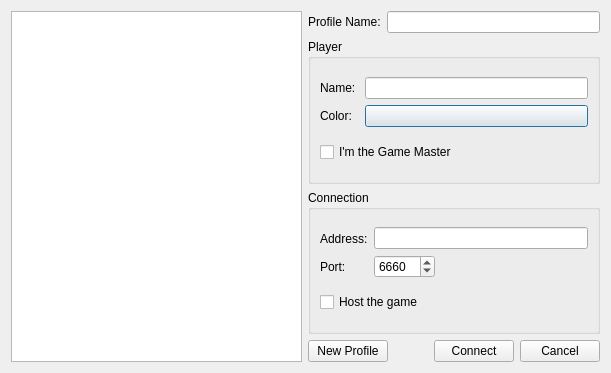
The window that src/network/selectconnectionprofiledialog.ui (Rolisteam/rolisteam) describes before a commit, drawn with Qt 5.
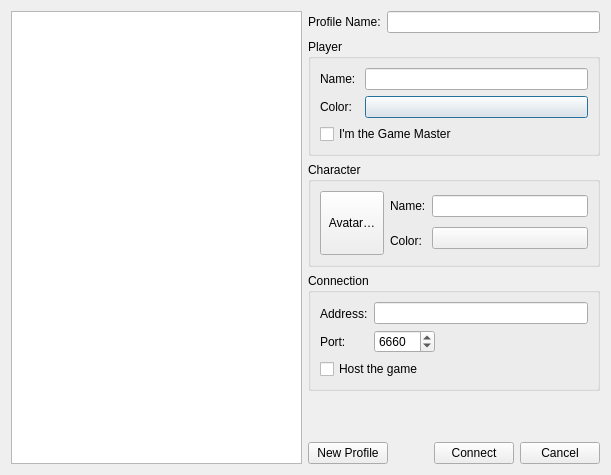
The same window after the commit. Custom widgets are drawn as their Qt base class.

Commit message: start managing character in connection dialog.

What changed in the file:
```diff
--- a/src/network/selectconnectionprofiledialog.ui
+++ b/src/network/selectconnectionprofiledialog.ui
@@ -7,13 +7,13 @@
     <x>0</x>
     <y>0</y>
     <width>611</width>
-    <height>373</height>
+    <height>475</height>
    </rect>
   </property>
   <property name="windowTitle">
    <string>Dialog</string>
   </property>
-  <layout class="QHBoxLayout" name="horizontalLayout_6">
+  <layout class="QHBoxLayout" name="horizontalLayout_7">
    <item>
     <widget class="QListView" name="m_profileList">
      <property name="sizePolicy">
@@ -34,9 +34,9 @@
     </widget>
    </item>
    <item>
-    <layout class="QVBoxLayout" name="verticalLayout_7">
+    <layout class="QVBoxLayout" name="verticalLayout_9">
      <item>
-      <layout class="QHBoxLayout" name="horizontalLayout_3">
+      <layout class="QHBoxLayout" name="horizontalLayout_5">
        <item>
         <widget class="QLabel" name="label_5">
          <property name="text">
@@ -54,7 +54,7 @@
        <property name="title">
         <string>Player</string>
        </property>
-       <layout class="QVBoxLayout" name="verticalLayout_5">
+       <layout class="QVBoxLayout" name="verticalLayout_8">
         <item>
          <layout class="QHBoxLayout" name="horizontalLayout">
           <item>
@@ -101,14 +101,86 @@
        </layout>
       </widget>
      </item>
+     <item>
+      <widget class="QGroupBox" name="groupBox_3">
+       <property name="title">
+        <string>Character</string>
+       </property>
+       <layout class="QHBoxLayout" name="horizontalLayout_3">
+        <item>
+         <widget class="QToolButton" name="m_selectCharaterAvatar">
+          <property name="minimumSize">
+           <size>
+            <width>64</width>
+            <height>64</height>
+           </size>
+          </property>
+          <property name="sizeIncrement">
+           <size>
+            <width>64</width>
+            <height>64</height>
+           </size>
+          </property>
+          <property name="baseSize">
+           <size>
+            <width>64</width>
+            <height>64</height>
+           </size>
+          </property>
+          <property name="text">
+           <string>Avatar…</string>
+          </property>
+          <property name="iconSize">
+           <size>
+            <width>64</width>
+            <height>64</height>
+           </size>
+          </property>
+         </widget>
+        </item>
+        <item>
+         <layout class="QVBoxLayout" name="verticalLayout_6">
+          <item>
+           <widget class="QLabel" name="label_6">
+            <property name="text">
+             <string>Name:</string>
+            </property>
+           </widget>
+          </item>
+          <item>
+           <widget class="QLabel" name="label_7">
+            <property name="text">
+             <string>Color:</string>
+            </property>
+           </widget>
+          </item>
+         </layout>
+        </item>
+        <item>
+         <layout class="QVBoxLayout" name="verticalLayout_5">
+          <item>
+           <widget class="QLineEdit" name="m_characterName"/>
+          </item>
+          <item>
+           <widget class="ColorButton" name="m_characterColor">
+            <property name="text">
+             <string/>
+            </property>
+           </widget>
+          </item>
+         </layout>
+        </item>
+       </layout>
+      </widget>
+     </item>
      <item>
       <widget class="QGroupBox" name="groupBox_2">
        <property name="title">
         <string>Connection</string>
        </property>
-       <layout class="QVBoxLayout" name="verticalLayout_6">
+       <layout class="QVBoxLayout" name="verticalLayout_7">
         <item>
-         <layout class="QHBoxLayout" name="horizontalLayout_5">
+         <layout class="QHBoxLayout" name="horizontalLayout_4">
           <item>
            <layout class="QVBoxLayout" name="verticalLayout">
             <item>
@@ -174,7 +246,20 @@
       </widget>
      </item>
      <item>
-      <layout class="QHBoxLayout" name="horizontalLayout_4">
+      <spacer name="verticalSpacer_2">
+       <property name="orientation">
+        <enum>Qt::Vertical</enum>
+       </property>
+       <property name="sizeHint" stdset="0">
+        <size>
+         <width>20</width>
+         <height>40</height>
+        </size>
+       </property>
+      </spacer>
+     </item>
+     <item>
+      <layout class="QHBoxLayout" name="horizontalLayout_6">
        <item>
         <widget class="QPushButton" name="m_addProfile">
          <property name="text">
```
Left out of the diff: 19 changed lines with no effect on the pictures. The commit also changes 2 other files.
